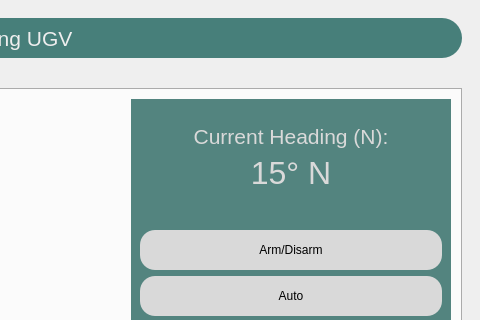
Before: the Qt Designer form scripts/main_window.ui in fabeha-raheel/DF-Tank-Project, drawn with Qt 5; both pictures show x 544 to 1024 and y 0 to 320 of the 1024 by 600 pixel window.
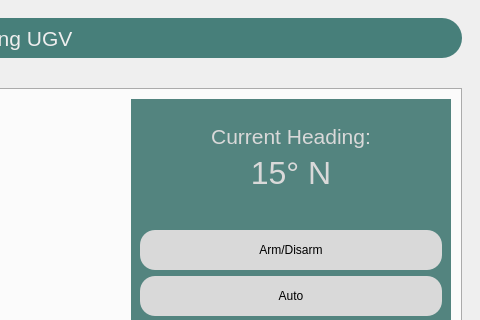
After: the same form once the commit is applied. The open tabs and pages were chosen to show the change. Icons and pictures are not drawn.

Commit message: plotting antenna data - first attempt

```diff
--- a/scripts/main_window.ui
+++ b/scripts/main_window.ui
@@ -275,7 +275,7 @@
                     <string notr="true">color: #D9D9D9;</string>
                    </property>
                    <property name="text">
-                    <string>Current Heading (N):</string>
+                    <string>Current Heading:</string>
                    </property>
                    <property name="alignment">
                     <set>Qt::AlignCenter</set>
```
Left out of the diff: 2 changed lines with no effect on the pictures. The commit also changes 2 other files.
